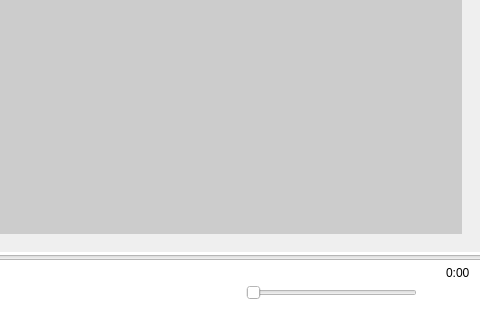
Old version of the form Client/mainwindow.ui in the repository zatteo/APPLE; both pictures show x 644 to 1124 and y 328 to 648 of the 1124 by 648 pixel window.
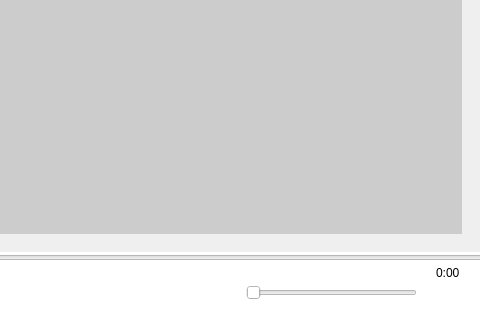
New version of the form. Icons and pictures are not drawn.

Commit message: update barre de lecture

```diff
--- a/Client/mainwindow.ui
+++ b/Client/mainwindow.ui
@@ -427,9 +427,9 @@
     <widget class="QLabel" name="end">
      <property name="geometry">
       <rect>
-       <x>1090</x>
+       <x>1080</x>
        <y>10</y>
-       <width>31</width>
+       <width>41</width>
        <height>21</height>
       </rect>
      </property>
```
The commit also changes 1 other file.
